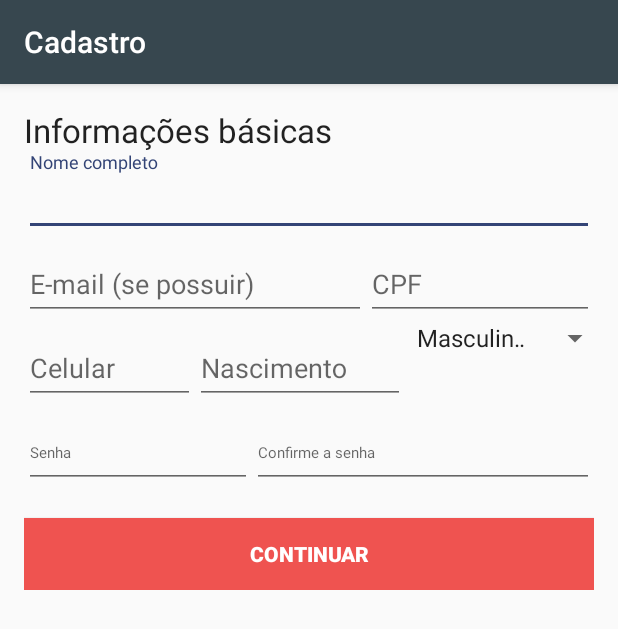
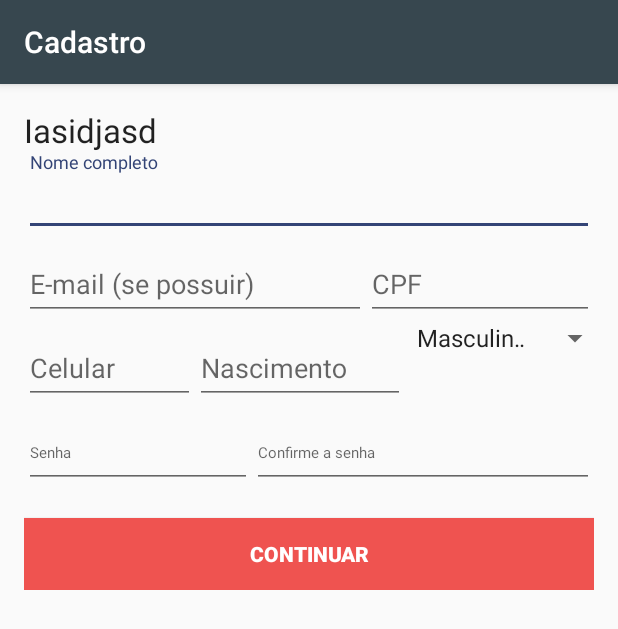
Before and after one commit to arthurguilher/QRCodeMarket, an Android app: the CadastroActivity screen opened directly, with no data from a screen before it, on a phone screen of 412 x 824 dp. Shown: the top 629 px of the screen. Run offline under Robolectric (Android 15) with nearby library versions, the phone set to English and light mode, and no system bars.

Commit message:
Atualizações de strings.

```diff
--- a/app/src/main/java/com/example/arthur/qrcodemarket/fragments/CadastroBasicoFragment.java
+++ b/app/src/main/java/com/example/arthur/qrcodemarket/fragments/CadastroBasicoFragment.java
@@ -16,7 +16,6 @@ import com.example.arthur.qrcodemarket.R;
 public class CadastroBasicoFragment extends Fragment {
 
     private AutoCompleteTextView campoNome;
-    //
 
     @Override
     public View onCreateView(LayoutInflater inflater, ViewGroup container,
@@ -25,6 +24,7 @@ public class CadastroBasicoFragment extends Fragment {
         campoNome = (AutoCompleteTextView) rootView.findViewById(R.id.campoNome);
 
         Button botaoProximo = (Button) rootView.findViewById(R.id.botaoProximo);
+
         botaoProximo.setOnClickListener(new View.OnClickListener() { // Ação do botão Proximo
                                             @Override
                                             public void onClick(View v) {
--- a/app/src/main/res/layout/activity_cadastro.xml
+++ b/app/src/main/res/layout/activity_cadastro.xml
@@ -25,7 +25,7 @@
             android:layout_alignParentLeft="true"
             android:layout_alignParentStart="true"
             android:layout_alignParentTop="true"
-            android:text="Informações básicas"
+            android:text="@string/infomacoes_basicas"
             android:textAppearance="?android:attr/textAppearanceLarge" />
 
         <android.support.design.widget.TextInputLayout
@@ -96,7 +96,7 @@
                     android:id="@+id/campoTelefone"
                     android:layout_width="match_parent"
                     android:layout_height="wrap_content"
-                    android:hint="Celular"
+                    android:hint="@string/celular"
                     android:inputType="number"
                     android:maxLines="1"
                     android:singleLine="true" />
@@ -111,7 +111,7 @@
                     android:id="@+id/campoNascimento"
                     android:layout_width="match_parent"
                     android:layout_height="wrap_content"
-                    android:hint="Nascimento"
+                    android:hint="@string/nascimento"
                     android:inputType="number"
                     android:maxLines="1"
                     android:singleLine="true" />
--- a/app/src/main/res/values/strings.xml
+++ b/app/src/main/res/values/strings.xml
@@ -17,8 +17,8 @@
     </string-array>
     <string name="small_hint_senha"><font size="15">Senha</font></string>
     <string name="small_hint_senha2"><font size="15">Confirme a senha</font></string>
-    <string-array name="spinner_uf">
-        <item>PE</item>
-    </string-array>
     <string name="title_activity_menu">Menu</string>
+    <string name="infomacoes_basicas">Iasidjasd</string>
+    <string name="celular">Celular</string>
+    <string name="nascimento">Nascimento</string>
 </resources>
```
Also changed, not shown: 1 other file.
